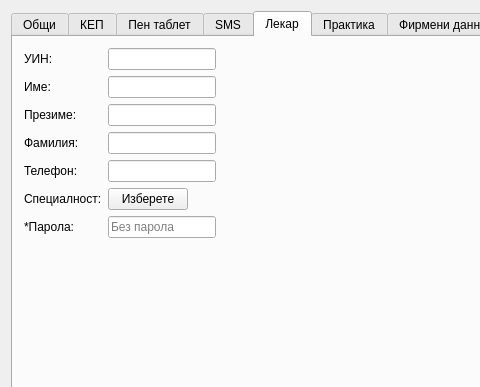
Qt form src/View/Widgets/SettingsDialog.ui (thefinalcutbg/DinoDent) before a commit; both pictures show x 0 to 480 and y 0 to 387 of the 956 by 657 pixel window.
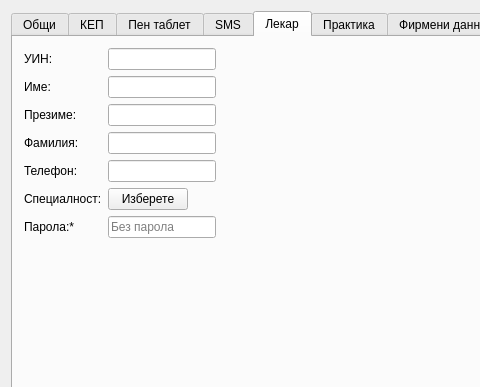
The same form after that commit. The open tabs and pages were chosen to show the change. Custom widgets are drawn as their Qt base class.

Patch:
```diff
--- a/src/View/Widgets/SettingsDialog.ui
+++ b/src/View/Widgets/SettingsDialog.ui
@@ -845,7 +845,7 @@
            <item>
             <widget class="QLabel" name="label_28">
              <property name="text">
-              <string>*Парола:</string>
+              <string>Парола:*</string>
              </property>
             </widget>
            </item>
```
Left out of the diff: 4 changed lines with no effect on the pictures.
